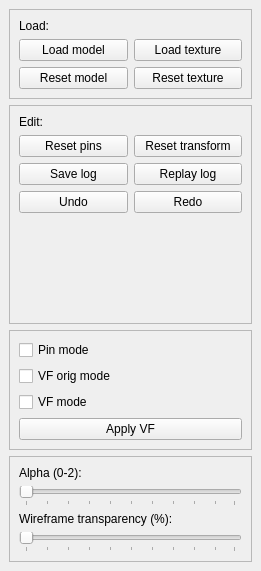
Before: the Qt Designer form GUI/SidePanel.ui in maximlevitsky/animations-editor-bdmorph, drawn with Qt 5.
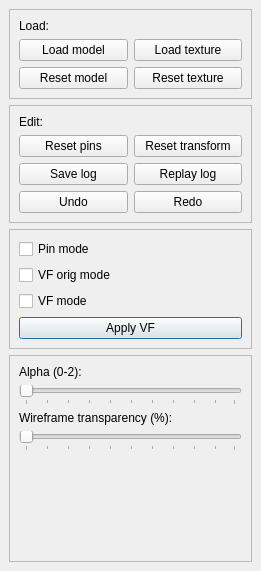
After: the same form once the commit is applied. Custom widgets are drawn as their Qt base class.

What changed in the file:
```diff
--- a/GUI/SidePanel.ui
+++ b/GUI/SidePanel.ui
@@ -168,19 +168,6 @@
          </item>
         </layout>
        </item>
-       <item>
-        <spacer name="verticalSpacer">
-         <property name="orientation">
-          <enum>Qt::Vertical</enum>
-         </property>
-         <property name="sizeHint" stdset="0">
-          <size>
-           <width>20</width>
-           <height>30</height>
-          </size>
-         </property>
-        </spacer>
-       </item>
       </layout>
      </widget>
     </item>
@@ -219,6 +206,9 @@
          <property name="text">
           <string>Apply VF</string>
          </property>
+         <property name="default">
+          <bool>true</bool>
+         </property>
         </widget>
        </item>
       </layout>
@@ -273,6 +263,19 @@
          </property>
         </widget>
        </item>
+       <item>
+        <spacer name="verticalSpacer">
+         <property name="orientation">
+          <enum>Qt::Vertical</enum>
+         </property>
+         <property name="sizeHint" stdset="0">
+          <size>
+           <width>20</width>
+           <height>30</height>
+          </size>
+         </property>
+        </spacer>
+       </item>
       </layout>
       <zorder>sliderAlpha</zorder>
       <zorder>label_6</zorder>
@@ -283,6 +286,13 @@
    </layout>
   </widget>
  </widget>
+ <customwidgets>
+  <customwidget>
+   <class>ActionCheckBox</class>
+   <extends>QCheckBox</extends>
+   <header>ActionButton.h</header>
+  </customwidget>
+ </customwidgets>
  <resources>
   <include location="resources/resources.rc"/>
  </resources>
```
Left out of the diff: 10 changed lines with no effect on the pictures.
